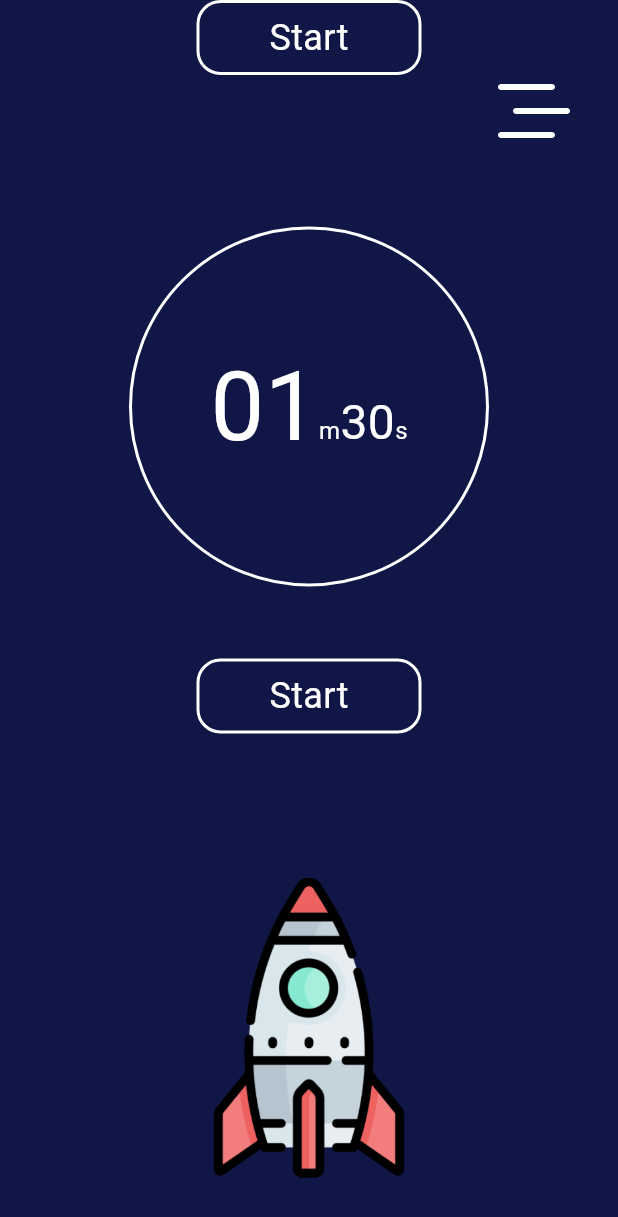
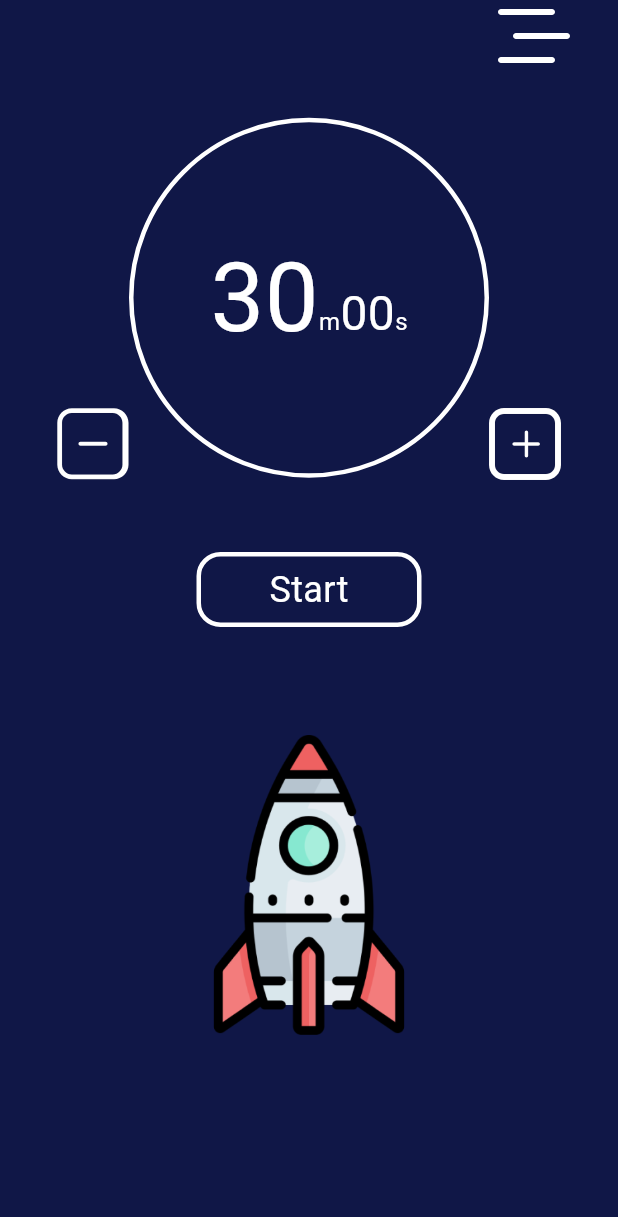
Before and after one commit to NewtonYuan/mystarship, a Flutter app: the screen it shows after launch, on a phone screen of 412 x 824 dp. Shown: the top 1217 px of the screen. Run offline on Flutter 3.47's test engine with Material 3 defaults, Android fonts, the phone set to English and light mode, and no system bars; our stand-ins replace flutter_svg.

Commit message:
work: plus minus buttons, animated button, timer states, UI improvement

```diff
--- /dev/null
+++ b/lib/components/animated_button.dart
@@ -0,0 +1,76 @@
+import 'package:flutter/material.dart';
+import 'package:flutter_svg/flutter_svg.dart';
+import 'package:mystarship/constants.dart';
+
+class AnimatedButton extends StatefulWidget {
+  final String? text;
+  final VoidCallback onTapUp;
+  final String variant;
+  final String? assetFile;
+  final double? margin;
+
+  const AnimatedButton(
+      {Key? key,
+      this.text,
+      required this.onTapUp,
+      required this.variant,
+      this.assetFile,
+      this.margin})
+      : super(key: key);
+
+  @override
+  AnimatedButtonState createState() => AnimatedButtonState();
+}
+
+class AnimatedButtonState extends State<AnimatedButton> {
+  bool isPressed = false;
+
+  @override
+  Widget build(BuildContext context) {
+    return GestureDetector(
+      onTapDown: (_) {
+        setState(() {
+          isPressed = true;
+        });
+      },
+      onTapUp: (_) {
+        setState(() {
+          isPressed = false;
+        });
+        widget.onTapUp();
+      },
+      onTapCancel: () {
+        setState(() {
+          isPressed = false;
+        });
+      },
+      child: AnimatedContainer(
+        duration: const Duration(milliseconds: 100),
+        alignment: Alignment.center,
+        margin: EdgeInsets.only(top: widget.margin ?? 0),
+        height: widget.variant == 'text' ? 50 : 48,
+        width: widget.variant == 'text' ? 150 : 48,
+        decoration: widget.variant == 'text'
+            ? BoxDecoration(
+                color: isPressed ? lightColor : primaryColor,
+                shape: BoxShape.rectangle,
+                border: Border.all(width: 3, color: lightColor),
+                borderRadius: BorderRadius.circular(16),
+              )
+            : BoxDecoration(
+                color: isPressed ? lightColor : primaryColor,
+                borderRadius: BorderRadius.circular(16),
+              ),
+        child: widget.variant == 'text'
+            ? Text(
+                widget.text ?? '',
+                style: TextStyle(
+                  fontSize: 24,
+                  color: isPressed ? primaryColor : lightColor,
+                ),
+              )
+            : SvgPicture.asset(widget.assetFile ?? ''),
+      ),
+    );
+  }
+}
--- a/lib/components/timer.dart
+++ b/lib/components/timer.dart
@@ -8,14 +8,11 @@ class MainPainter extends CustomPainter {
   int totalTime;
   double aniValue;
   double pi = math.pi;
-  final ValueNotifier<int> notifier;
 
-  MainPainter({
-    required this.timeElapsed,
-    required this.totalTime,
-    required this.aniValue,
-    required this.notifier,
-  }) : super(repaint: notifier);
+  MainPainter(
+      {required this.timeElapsed,
+      required this.totalTime,
+      required this.aniValue});
 
   @override
   void paint(Canvas canvas, Size size) {
@@ -28,7 +25,7 @@ class MainPainter extends CustomPainter {
       ..strokeCap = StrokeCap.round;
 
     double start = pi * 1.5;
-    double end = (360 * (timeElapsed / totalTime)) * pi / 180 * aniValue;
+    double end = (360 * (timeElapsed / totalTime)) * pi / 180;
 
     // Draw the main arc
     canvas.drawArc(rect, start, end, false, paint);
@@ -38,35 +35,46 @@ class MainPainter extends CustomPainter {
   bool shouldRepaint(CustomPainter oldDelegate) => true;
 }
 
+//Maybe for future
+/*Explanation:
+
+A ball that rolls in an arc identical to the Timer's MainPainter.
+This ball will roll once every 5s/10s and create an visual effect that makes the user feel like
+time is moving. Kind of similar to charging up a railgun, where particles slowly gather at the
+tip.
+
+Priority: Low */
 class CirclePainter extends CustomPainter {
   int timeElapsed;
   int totalTime;
   double aniValue;
   double pi = math.pi;
-  final ValueNotifier<int> notifier;
 
-  CirclePainter({
-    required this.timeElapsed,
-    required this.totalTime,
-    required this.aniValue,
-    required this.notifier,
-  }) : super(repaint: notifier);
+  CirclePainter(
+      {required this.timeElapsed,
+      required this.totalTime,
+      required this.aniValue});
 
   @override
   void paint(Canvas canvas, Size size) {
-    Rect rect = const Offset(-125.0, 0) & const Size(250.0, 250.0);
+    double centerX = size.width / 2;
+    double centerY = 125;
+    double radius = 125.0; // Same as the arc radius
+
+    // Calculate the angle for the circle based on timeElapsed, totalTime, and aniValue
+    double angle = (360 * (timeElapsed / totalTime)) * pi / 180 * aniValue;
+
+    // Calculate the position of the circle
+    double circleX = centerX + radius * math.cos(angle - pi / 2);
+    double circleY = centerY + radius * math.sin(angle - pi / 2);
 
     var paint = Paint()
-      ..color = lightColor
-      ..strokeWidth = 12
-      ..style = PaintingStyle.stroke
-      ..strokeCap = StrokeCap.round;
+      ..color = Colors.blue // Set the color of the circle
+      ..strokeWidth = 6
+      ..style = PaintingStyle.fill; // Use fill style to draw a filled circle
 
-    double start = pi * 1.5;
-    double end = (360 * (timeElapsed / totalTime)) * pi / 180 * aniValue;
-
-    // Draw the main arc
-    canvas.drawArc(rect, start, end, false, paint);
+    // Draw the circle at the calculated position
+    canvas.drawCircle(Offset(circleX, circleY), 6, paint);
   }
 
   @override
--- a/lib/main.dart
+++ b/lib/main.dart
@@ -2,19 +2,21 @@ import 'dart:async';
 
 import 'package:flutter/material.dart';
 import 'package:flutter_svg/flutter_svg.dart';
+import 'package:mystarship/components/animated_button.dart';
 import 'package:mystarship/components/home_menu.dart';
 import 'package:mystarship/components/timer.dart';
 import 'package:mystarship/constants.dart';
-import 'package:flutter_animate/flutter_animate.dart';
 
+// Main Function
 void main() {
   runApp(const MyApp());
 }
 
+// Main App
 class MyApp extends StatelessWidget {
   const MyApp({super.key});
 
-  // This widget is the root of your application.
+  // Main App Root
   @override
   Widget build(BuildContext context) {
     return MaterialApp(
@@ -24,11 +26,13 @@ class MyApp extends StatelessWidget {
           scaffoldBackgroundColor: primaryColor,
           textTheme:
               Theme.of(context).textTheme.apply(displayColor: lightColor)),
+      // Home Page
       home: const Home(),
     );
   }
 }
 
+// Home Widget
 class Home extends StatefulWidget {
   const Home({super.key});
 
@@ -36,18 +40,26 @@ class Home extends StatefulWidget {
   State<Home> createState() => _HomeState();
 }
 
+// Home State
 class _HomeState extends State<Home> {
-  final _counter = ValueNotifier<int>(0);
+  // Time counter for timer/stopwatch
   int _timeCounter = 0;
-  int totalTime = 90;
+  // Initial total time for timer (30min)
+  int totalTime = 1800;
+  // Hour count for UI
   int hours = 0;
-  late Timer _timer = Timer(Duration.zero, () {});
-  bool isPressed = false;
+  // Initialize Timer
+  late Timer _timer;
+  // Timer state for UI
+  String timerState = 'resetted';
 
   @override
   void initState() {
-    hours = ((totalTime - _timeCounter) ~/ 3600);
+    checkHours();
     super.initState();
+    _timer = Timer(Duration.zero, () {});
+    stopTimer();
+    resetTimer();
   }
 
   @override
@@ -57,16 +69,32 @@ class _HomeState extends State<Home> {
   }
 
   void startTimer() {
+    timerState = 'started';
     _timer = Timer.periodic(const Duration(seconds: 1), (Timer timer) {
       setState(() {
-        _timeCounter++;
-        hours = ((totalTime - _timeCounter) ~/ 3600);
+        if (_timeCounter < totalTime) {
+          _timeCounter++;
+        } else {
+          stopTimer();
+        }
       });
     });
   }
 
   void stopTimer() {
     _timer.cancel();
+    timerState = 'stopped';
+  }
+
+  void checkHours() {
+    hours = ((totalTime - _timeCounter) ~/ 3600);
+  }
+
+  void resetTimer() {
+    setState(() {
+      _timeCounter = 0;
+    });
+    timerState = 'resetted';
   }
 
   @override
@@ -80,48 +108,6 @@ class _HomeState extends State<Home> {
             padding: const EdgeInsets.symmetric(horizontal: 32),
             child: Column(
               children: [
-                GestureDetector(
-                  onTapDown: (_) {
-                    setState(() {
-                      isPressed = true;
-                    });
-                  },
-                  onTapUp: (_) {
-                    setState(() {
-                      isPressed = false;
-                    });
-                  },
-                  onTapCancel: () {
-                    setState(() {
-                      isPressed = false;
-                    });
-                  },
-                  child: AnimatedContainer(
-                    duration: Duration(milliseconds: 200),
-                    alignment: Alignment.center,
-                    height: 50,
-                    width: 150,
-                    decoration: BoxDecoration(
-                      color: isPressed
-                          ? lightColor
-                          : primaryColor, // Change to your primaryColor
-                      shape: BoxShape.rectangle,
-                      border: Border.all(
-                          width: 2,
-                          color: lightColor), // Change to your lightColor
-                      borderRadius: BorderRadius.circular(16),
-                    ),
-                    child: Text(
-                      "Start",
-                      style: TextStyle(
-                        fontSize: 24,
-                        color: isPressed
-                            ? primaryColor
-                            : lightColor, // Change to your lightColor
-                      ),
-                    ),
-                  ),
-                ),
                 Align(
                   alignment: Alignment.topRight,
                   child: GestureDetector(
@@ -143,7 +129,7 @@ class _HomeState extends State<Home> {
                 Align(
                   alignment: Alignment.center,
                   child: Container(
-                    margin: const EdgeInsets.symmetric(vertical: 48),
+                    margin: const EdgeInsets.symmetric(vertical: 24),
                     alignment: Alignment.center,
                     decoration: const BoxDecoration(
                       color: darkOutineColor,
@@ -152,11 +138,35 @@ class _HomeState extends State<Home> {
                     child: Column(
                       mainAxisAlignment: MainAxisAlignment.center,
                       children: [
-                        ValueListenableBuilder<int>(
-                          valueListenable: _counter,
-                          builder: (context, value, child) {
-                            return TweenAnimationBuilder(
-                              duration: const Duration(seconds: 0),
+                        Row(
+                          mainAxisAlignment: MainAxisAlignment.center,
+                          children: [
+                            AnimatedOpacity(
+                              duration: const Duration(milliseconds: 200),
+                              opacity: timerState == 'resetted'
+                                  ? totalTime <= 900
+                                      ? 0.3
+                                      : 1
+                                  : 0,
+                              child: IgnorePointer(
+                                  ignoring: timerState != 'resetted' ||
+                                      totalTime <= 900,
+                                  child: AnimatedButton(
+                                    onTapUp: () {
+                                      if (totalTime > 900) {
+                                        setState(() {
+                                          totalTime -= 900;
+                                          checkHours();
+                                        });
+                                      }
+                                    },
+                                    variant: 'icon',
+                                    assetFile: "assets/icons/minus.svg",
+                                    margin: 200,
+                                  )),
+                            ),
+                            TweenAnimationBuilder(
+                              duration: const Duration(seconds: 5),
                               tween: Tween(begin: 0.0, end: 1.0),
                               curve: Curves.easeOutCubic,
                               builder: (BuildContext context, dynamic value,
@@ -168,10 +178,9 @@ class _HomeState extends State<Home> {
                                       painter: MainPainter(
                                           timeElapsed: _timeCounter,
                                           totalTime: totalTime,
-                                          aniValue: value,
-                                          notifier: _counter),
+                                          aniValue: value),
                                     ),
-                                    SizedBox(
+                                    const SizedBox(
                                       height: 5,
                                     ),
                                     Container(
@@ -182,7 +191,7 @@ class _HomeState extends State<Home> {
                                             color: primaryColor,
                                             shape: BoxShape.circle,
                                             border: Border.all(
-                                                width: 2, color: lightColor)),
+                                                width: 3, color: lightColor)),
                                         child: Row(
                                             mainAxisAlignment:
                                                 MainAxisAlignment.center,
@@ -203,13 +212,13 @@ class _HomeState extends State<Home> {
                                                       Text(
                                                         '${(totalTime - _timeCounter) ~/ 3600}',
                                                         style: const TextStyle(
-                                                            fontSize: 72,
+                                                            fontSize: 48,
                                                             color: lightColor),
                                                       ),
                                                       const Text(
                                                         'h',
                                                         style: TextStyle(
-                                                            fontSize: 24,
+                                                            fontSize: 16,
                                                             color: lightColor),
                                                       ),
                                                     ],
@@ -222,7 +231,7 @@ class _HomeState extends State<Home> {
                                                     .padLeft(2, '0'),
                                                 style: TextStyle(
                                                     fontSize:
-                                                        (hours <= 0 ? 64 : 56),
+                                                        (hours <= 0 ? 64 : 48),
                                                     color: lightColor),
                                               ),
                                               const Text(
@@ -251,32 +260,52 @@ class _HomeState extends State<Home> {
                                   ],
                                 );
                               },
-                            );
-                          },
+                            ),
+                            AnimatedOpacity(
+                              duration: const Duration(milliseconds: 200),
+                              opacity: timerState == 'resetted'
+                                  ? totalTime >= 7200
+                                      ? 0.3
+                                      : 1
+                                  : 0,
+                              child: IgnorePointer(
+                                  ignoring: timerState != 'resetted' ||
+                                      totalTime >= 7200,
+                                  child: AnimatedButton(
+                                    onTapUp: () {
+                                      if (totalTime < 7200) {
+                                        setState(() {
+                                          totalTime += 900;
+                                          checkHours();
+                                        });
+                                      }
+                                    },
+                                    variant: 'icon',
+                                    assetFile: "assets/icons/plus.svg",
+                                    margin: 200,
+                                  )),
+                            ),
+                          ],
                         ),
                         const SizedBox(height: 48),
-                        GestureDetector(
-                          onTapUp: (TapUpDetails details) {
-                            if (_timer.isActive) {
-                              stopTimer();
-                              _timeCounter = 0;
-                            } else {
-                              startTimer();
-                            }
+                        AnimatedButton(
+                          text: timerState == 'started'
+                              ? 'Stop'
+                              : timerState == 'stopped'
+                                  ? 'Reset'
+                                  : 'Start',
+                          onTapUp: () {
+                            setState(() {
+                              if (timerState == 'started') {
+                                stopTimer();
+                              } else if (timerState == 'stopped') {
+                                resetTimer();
+                              } else if (timerState == 'resetted') {
+                                startTimer();
+                              }
+                            });
                           },
-                          child: Container(
-                            alignment: Alignment.center,
-                            height: 50,
-                            width: 150,
-                            decoration: BoxDecoration(
-                                color: primaryColor,
-                                shape: BoxShape.rectangle,
-                                border: Border.all(width: 2, color: lightColor),
-                                borderRadius: BorderRadius.circular(16)),
-                            child: const Text("Start",
-                                style:
-                                    TextStyle(fontSize: 24, color: lightColor)),
-                          ),
+                          variant: "text",
                         )
                       ],
                     ),
--- a/pubspec.yaml
+++ b/pubspec.yaml
@@ -36,6 +36,7 @@ dependencies:
   cupertino_icons: ^1.0.2
   flutter_svg: ^2.0.9
   flutter_animate: ^4.5.0
+  flutter_hooks: ^0.20.4
 
 dev_dependencies:
   flutter_test:
```
Also changed, not shown: assets/icons/minus.svg (added), assets/icons/plus.svg (added), pubspec.lock.
